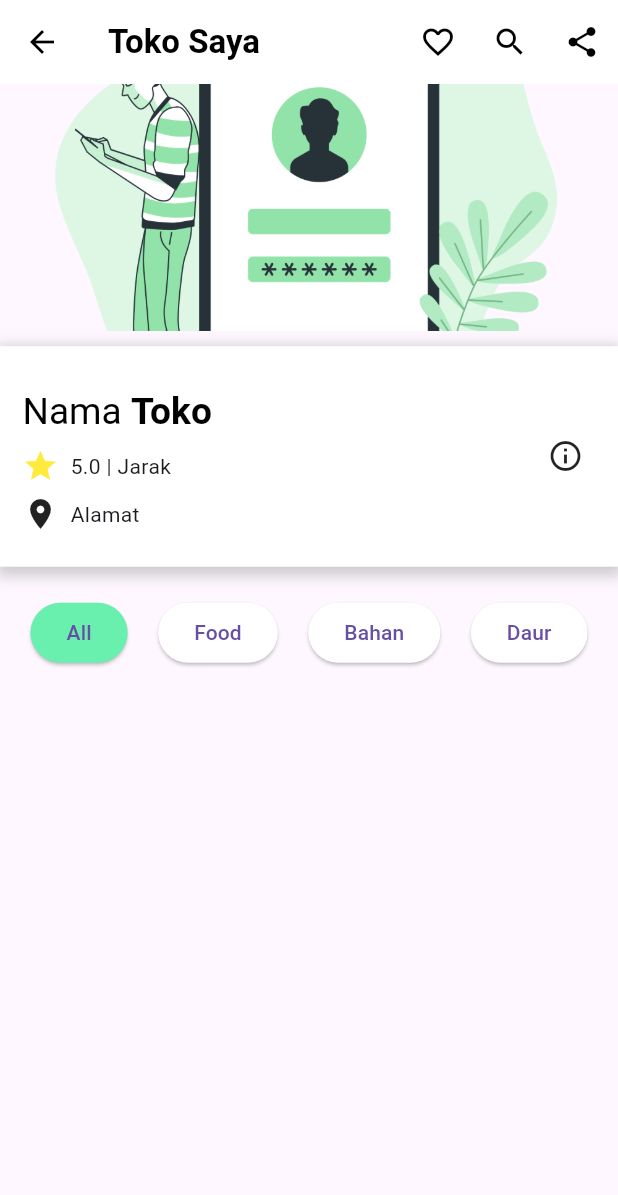
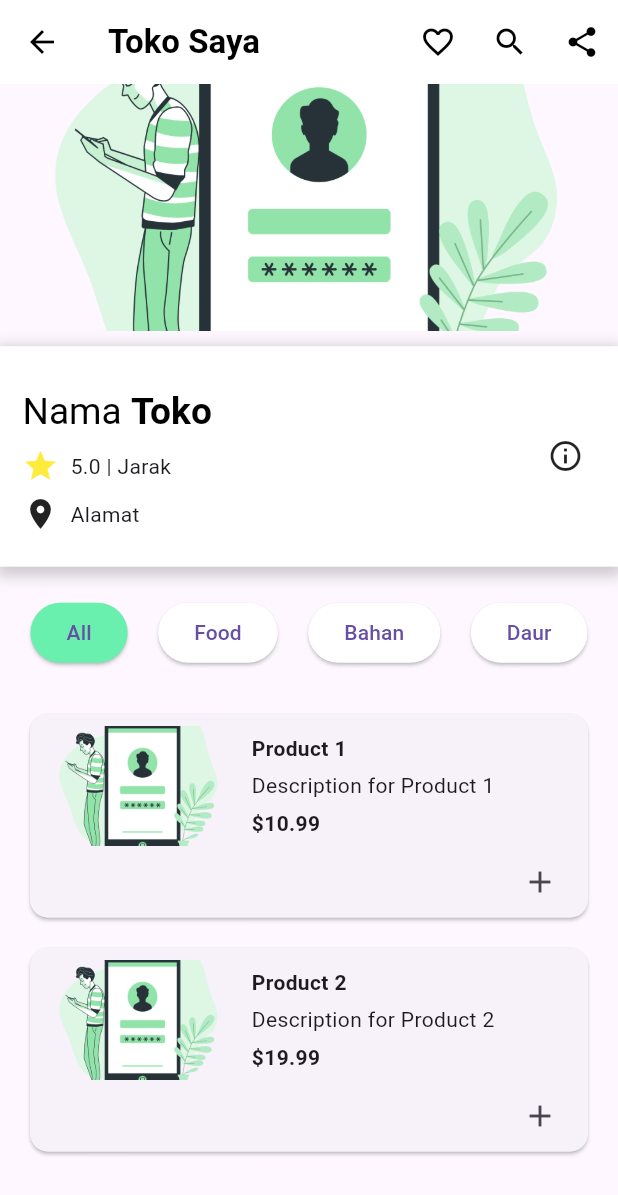
Before and after one commit to angelica1412/ecobites, a Flutter app: the StorePage screen opened directly, on a phone screen of 412 x 824 dp. Shown: the top 1195 px of the screen. Run offline on Flutter 3.47's test engine with Material 3 defaults, Android fonts, the phone set to English and light mode, and no system bars; our stand-ins replace cloud_firestore, firebase_auth, firebase_core, google_fonts; accounts and stored records are empty.

Commit message:
Halaman Toko untuk membeli

```diff
--- a/lib/Store.dart
+++ b/lib/Store.dart
@@ -1,4 +1,162 @@
 import 'package:flutter/material.dart';
+class Product {
+  final String name;
+  final String description;
+  final double price;
+  final String imageURL;
+
+  Product({required this.name, required this.description, required this.price, required this.imageURL});
+}
+
+class ProductCard extends StatefulWidget {
+  final Product product;
+
+  ProductCard({required this.product});
+
+  @override
+  _ProductCardState createState() => _ProductCardState();
+}
+
+class _ProductCardState extends State<ProductCard> {
+  int _quantity = 0;
+
+  @override
+  Widget build(BuildContext context) {
+    return Card(
+      margin: EdgeInsets.symmetric(vertical: 10, horizontal: 20),
+      child: Padding(
+        padding: const EdgeInsets.all(8.0),
+        child: Column(
+          children: [
+            Row(
+              crossAxisAlignment: CrossAxisAlignment.center,
+              children: [
+                Expanded(
+                  flex: 3,
+                  child: Image.asset(
+                    widget.product.imageURL,
+                    width: 80,
+                    height: 80,
+                    fit: BoxFit.cover,
+                  ),
+                ),
+                SizedBox(width: 10),
+                Expanded(
+                  flex: 5,
+                  child: Align(
+                    alignment: Alignment.centerLeft,
+                    child: Column(
+                      crossAxisAlignment: CrossAxisAlignment.start,
+                      children: [
+                        Row(
+                          mainAxisAlignment: MainAxisAlignment.spaceBetween,
+                          children: [
+                            Text(
+                              widget.product.name,
+                              style: TextStyle(
+                                fontWeight: FontWeight.bold,
+                              ),
+                            ),
+                          ],
+                        ),
+                        SizedBox(height: 5),
+                        Text(widget.product.description),
+                        SizedBox(height: 5),
+                        Text(
+                          '\$${widget.product.price.toStringAsFixed(2)}',
+                          style: TextStyle(
+                            fontWeight: FontWeight.bold,
+                          ),
+                        ),
+                      ],
+                    ),
+                  ),
+                ),
+
+
+              ],
+            ),
+            Row(
+                mainAxisAlignment: MainAxisAlignment.center,
+                children: [
+                  Expanded(
+                    flex: 3,
+                    child: Align(
+                      alignment: Alignment.centerRight,
+                      child: SizedBox(
+                        width: double.infinity, // Batasi lebar Column sesuai dengan batas card
+                        height: 40, // Tinggi Column sama dengan tinggi gambar
+                        child: Column(
+                          mainAxisAlignment: MainAxisAlignment.center,
+                          mainAxisSize: MainAxisSize.min,
+                          children: [
+                            _quantity == 0 ? _buildAddButton() : _buildQuantityButton(),
+                          ],
+                        ),
+                      ),
+                    ),
+                  ),
+                ]
+            ),
+          ],
+        ),
+      ),
+    );
+  }
+
+  Widget _buildQuantityButton() {
+    return Row(
+      mainAxisAlignment: MainAxisAlignment.end,
+      children: [
+        IconButton(
+          icon: Icon(Icons.remove),
+          onPressed: () {
+            setState(() {
+              if (_quantity > 0) {
+                _quantity--;
+              }
+            });
+          },
+        ),
+        Text(
+          _quantity.toString(),
+          style: TextStyle(
+            fontWeight: FontWeight.bold,
+          ),
+        ),
+        IconButton(
+          icon: Icon(Icons.add),
+          onPressed: () {
+            setState(() {
+              _quantity++;
+            });
+          },
+        ),
+      ],
+    );
+  }
+
+  Widget _buildAddButton() {
+    return Row(
+      mainAxisAlignment: MainAxisAlignment.end,
+      children: [
+        Align(
+          alignment: Alignment.center,
+          child: IconButton(
+            icon: Icon(Icons.add),
+            onPressed: () {
+              setState(() {
+                _quantity++;
+              });
+            },
+          ),
+        ),
+      ],
+    );
+  }
+}
+
+
 
 class StorePage extends StatefulWidget {
   @override
@@ -7,11 +165,27 @@ class StorePage extends StatefulWidget {
 
 class _StorePageState extends State<StorePage> {
   String _selectedCategory = 'All';
+  int qty = 0;
   bool _searching = false; // Untuk melacak apakah sedang dalam mode pencarian
   bool _isFavorite = false; // Untuk melacak apakah toko ini merupakan favorit
 
   TextEditingController _searchController = TextEditingController();
 
+  List<Product> products = [
+    Product(
+      name: 'Product 1',
+      description: 'Description for Product 1',
+      price: 10.99,
+      imageURL: 'assets/login.png',
+    ),
+    Product(
+      name: 'Product 2',
+      description: 'Description for Product 2',
+      price: 19.99,
+      imageURL: 'assets/login.png',
+    ),
+    // Add more products as needed
+  ];
   @override
   Widget build(BuildContext context) {
     return Scaffold(
@@ -156,6 +330,16 @@ class _StorePageState extends State<StorePage> {
               _buildButton('Daur'),
             ],
           ),
+          SizedBox(height: 20),
+          Expanded(
+            child: ListView.builder(
+              itemCount: products.length,
+              itemBuilder: (context, index) {
+                return ProductCard(product: products[index]);
+              },
+            ),
+          ),
+
         ],
       ),
     );
--- a/lib/home.dart
+++ b/lib/home.dart
@@ -1,3 +1,4 @@
+import 'package:ecobites/Store.dart';
 import 'package:ecobites/profile.dart';
 import 'package:flutter/material.dart';
 import 'package:ecobites/services/auth.dart';
@@ -44,6 +45,10 @@ class Home extends StatelessWidget {
             icon: Icon(Icons.person),
             label: 'Profile',
           ),
+          BottomNavigationBarItem(
+            icon: Icon(Icons.store),
+            label: 'Store',
+          ),
         ],
         currentIndex: 0, // You can set this value based on which page you're currently on
         onTap: (int index) {
@@ -52,6 +57,11 @@ class Home extends StatelessWidget {
               context,
               MaterialPageRoute(builder: (context) => ProfilePage()),
             );
+          }else if (index ==2){
+            Navigator.push(
+              context,
+              MaterialPageRoute(builder: (context) => StorePage()),
+            );
           }
         },
       ),
--- a/lib/main.dart
+++ b/lib/main.dart
@@ -1,5 +1,6 @@
 import 'dart:async';
 import 'package:ecobites/Store.dart';
+import 'package:ecobites/home.dart';
 import 'package:flutter/material.dart';
 import 'onboardingscreen.dart';
 import 'package:firebase_core/firebase_core.dart';
@@ -18,7 +19,7 @@ class MyApp extends StatelessWidget {
   @override
   Widget build(BuildContext context) {
     return MaterialApp(
-      home: StorePage(),
+      home: const SplashScreen(),
       routes: {
         '/onboardingscreen': (context) => const OnBoardingScreen(),
       },
```
